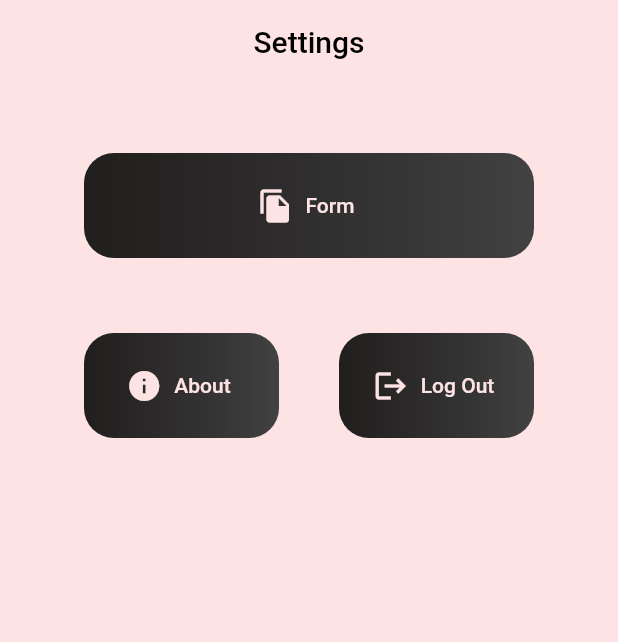
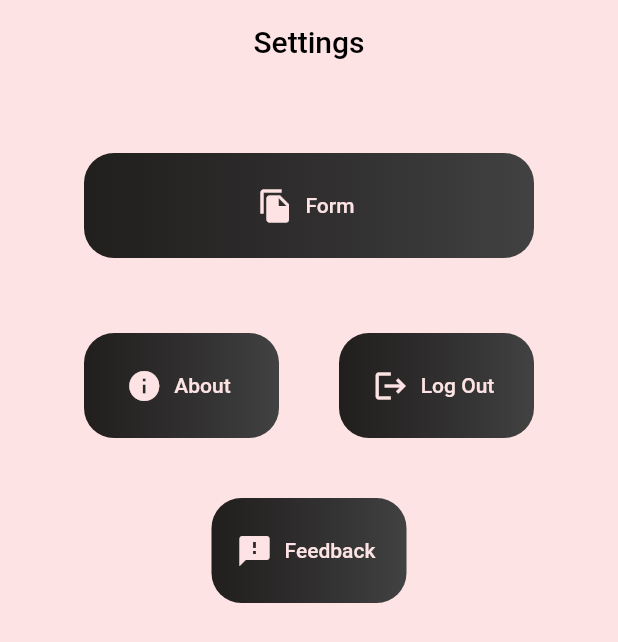
Before and after one commit to dhiyanesh-cyber/car-parking, a Flutter app: the SettingsPage screen opened by its route, on a phone screen of 412 x 824 dp. Shown: the top 642 px of the screen. Run offline on Flutter 3.47's test engine with Material 2 defaults, Android fonts, the phone set to English and light mode, and no system bars; our stand-ins replace cloud_firestore, firebase_auth, firebase_core, firebase_storage, geolocator, google_maps_flutter and 5 more; missing offline and left inert: android_intent_plus, flutter_polyline_points; accounts and stored records are empty.

Commit message:
local commit

```diff
--- a/lib/presentation/screens/settings/settings_page.dart
+++ b/lib/presentation/screens/settings/settings_page.dart
@@ -6,6 +6,8 @@ import 'package:ParkMe/presentation/common/nav_animation/navigateWithAnimation.d
 import 'package:ParkMe/presentation/screens/map_view/parking_map_view.dart';
 
 import 'package:ParkMe/presentation/screens/home/simple_starting_screen.dart';
+
+import '../feedback/feedback_page.dart';
 
 class SettingsPage extends StatelessWidget {
   @override
@@ -133,6 +135,39 @@ class SettingsPage extends StatelessWidget {
 
 
                 ],
+
+              ),
+              SizedBox(
+                height: 40,
+              ),
+              Container(
+                height: 70.0,
+                width: 130,
+                decoration: BoxDecoration(
+                  borderRadius: BorderRadius.circular(20),
+                  gradient: LinearGradient(
+                    colors: [Colors.black87, Colors.grey.shade800],
+                  ),
+                ),
+                child: ElevatedButton.icon(
+                  onPressed: () {
+                    // Log out the user and navigate to the LoginPage.
+                    Navigator.push(
+                      context,
+                      MaterialPageRoute(builder: (context) => FeedbackPage()),
+                    );
+                  },
+                  icon: Icon(Icons.feedback, color: CustomColors.myHexColor,),
+                  label: Text('Feedback',style: TextStyle(color: CustomColors.myHexColor)),
+                  style: ElevatedButton.styleFrom(
+                    backgroundColor: Colors.transparent,
+                    shadowColor: Colors.transparent,
+
+                    shape: RoundedRectangleBorder(
+                      borderRadius: BorderRadius.circular(10),
+                    ),
+                  ),
+                ),
               ),
               SizedBox(height: 16), // Add some spacing between buttons
               // You can add additional buttons or widgets here if needed
@@ -161,4 +196,4 @@ class SettingsPage extends StatelessWidget {
   }
 
 
-}
+  }
```
Also changed, not shown: lib/presentation/Func/parking_dialog.dart (+6 -2 lines), lib/presentation/screens/feedback/feedback_page.dart (added, +91 -0 lines), lib/presentation/screens/display_parking_details/display_parking_data_page.dart (line endings or trailing spaces).
